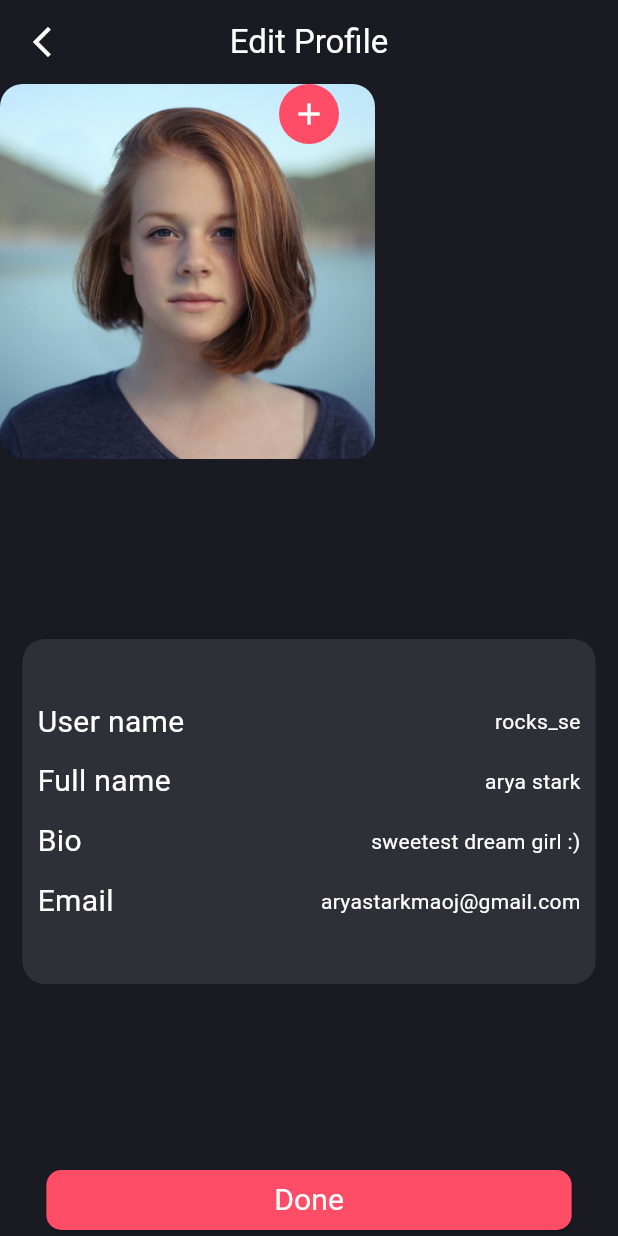
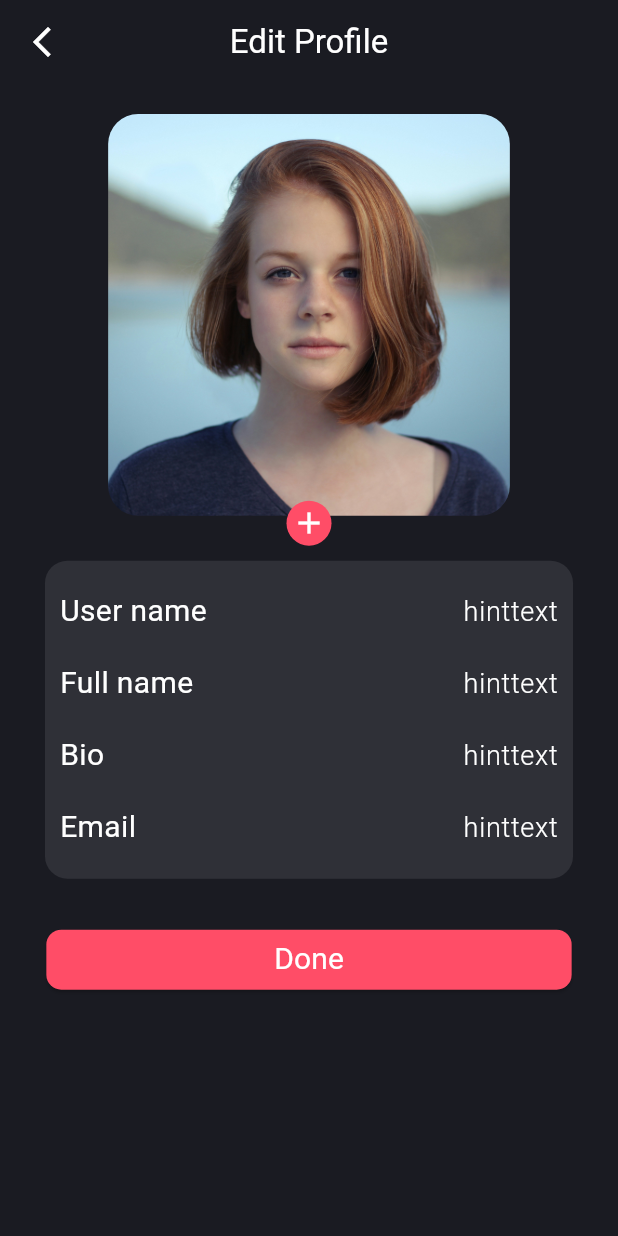
Before and after one commit to muhammed-shadil/social-media-app, a Flutter app: the EditProfileScreen screen opened directly, on a phone screen of 412 x 824 dp. Run offline on Flutter 3.47's test engine with Material 3 defaults, Android fonts, the phone set to English and light mode, and no system bars; our stand-ins replace another_flutter_splash_screen, bloc, flutter_bloc, image_picker, shared_preferences, shimmer; accounts and stored records are empty.

Commit message:
small changes in profile edit

```diff
--- a/lib/view/screens/Edit_profile_screen/edit_profile_screen.dart
+++ b/lib/view/screens/Edit_profile_screen/edit_profile_screen.dart
@@ -1,6 +1,7 @@
 import 'package:flutter/material.dart';
 import 'package:trek/utils/constants.dart';
 import 'package:trek/utils/styles.dart';
+import 'package:trek/view/screens/New_Post_screen/widgets/caption_textfield.dart';
 import 'package:trek/view/widgets/main_button.dart';
 
 class EditProfileScreen extends StatelessWidget {
@@ -8,6 +9,7 @@ class EditProfileScreen extends StatelessWidget {
 
   @override
   Widget build(BuildContext context) {
+    double screenWidth = MediaQuery.of(context).size.width;
     return Scaffold(
       appBar: AppBar(
         title: const Text("Edit Profile"),
@@ -18,98 +20,121 @@ class EditProfileScreen extends StatelessWidget {
             },
             icon: const Icon(Icons.arrow_back_ios_new)),
       ),
-      body: Container(
+      body: SingleChildScrollView(
+        child: Container(
+          padding: const EdgeInsets.all(20.0),
           child: Center(
             child: Column(
               crossAxisAlignment: CrossAxisAlignment.center,
               mainAxisAlignment: MainAxisAlignment.spaceBetween,
               children: [
                 Stack(
+                  clipBehavior: Clip.none,
+                  alignment: Alignment.center,
                   children: [
+                    // Main Profile Image Container
                     Container(
-                    width: 250,
-                    height: 250,
+                      width: screenWidth * 0.65, // Responsive width
+                      height: screenWidth * 0.65,
                       decoration: BoxDecoration(
-                        borderRadius: BorderRadius.circular(15),
+                          borderRadius: BorderRadius.circular(20),
                           image: const DecorationImage(
                               fit: BoxFit.cover,
                               image: AssetImage(
                                   "assets/christopher-campbell-rDEOVtE7vOs-unsplash.jpg"))),
                       clipBehavior: Clip.antiAlias,
                     ),
-                  const Align(
-                      alignment: Alignment.bottomCenter,
+                    // Positioned Floating Button slightly outside
+                    const Positioned(
+                      bottom: -20,
                       child: CircleAvatar(
                         backgroundColor: constants.secodarycolor,
+                        radius: 15,
                         child: Icon(
                           Icons.add,
-                          color: constants.white,
+                          color: Colors.white,
                         ),
-                      ))
+                      ),
+                    ),
                   ],
                 ),
+                const SizedBox(height: 30),
+                // Rest of the Form
                 Container(
-                margin: const EdgeInsets.symmetric(horizontal: 15),
+                  margin: const EdgeInsets.symmetric(horizontal: 10),
                   padding:
-                    const EdgeInsets.symmetric(horizontal: 10, vertical: 30),
+                      const EdgeInsets.symmetric(horizontal: 10, vertical: 10),
                   decoration: BoxDecoration(
                       color: constants.fillcolor,
                       borderRadius: BorderRadius.circular(15)),
-                height: 230,
-                child: const Column(
-                  mainAxisAlignment: MainAxisAlignment.spaceEvenly,
+                  child: Column(
+                    // mainAxisAlignment: MainAxisAlignment.spaceEvenly,
                     children: [
                       Row(
                         mainAxisAlignment: MainAxisAlignment.spaceBetween,
                         children: [
-                        Text(
+                          const Text(
                             "User name",
                             style: styles.mainbuttontext,
                           ),
-                        Text("rocks_se")
+                          CaptionTextfield(
+                              hinttext: "hinttext",
+                              keyboard: TextInputType.text,
+                              validator: (_) {})
                         ],
                       ),
                       Row(
                         mainAxisAlignment: MainAxisAlignment.spaceBetween,
                         children: [
-                        Text(
+                          const Text(
                             "Full name",
                             style: styles.mainbuttontext,
                           ),
-                        Text("arya stark")
+                          CaptionTextfield(
+                              hinttext: "hinttext",
+                              keyboard: TextInputType.text,
+                              validator: (_) {})
                         ],
                       ),
                       Row(
                         mainAxisAlignment: MainAxisAlignment.spaceBetween,
                         children: [
-                        Text(
+                          const Text(
                             "Bio",
                             style: styles.mainbuttontext,
                           ),
-                        Text("sweetest dream girl :)")
+                          CaptionTextfield(
+                              hinttext: "hinttext",
+                              keyboard: TextInputType.text,
+                              validator: (_) {})
                         ],
                       ),
                       Row(
                         mainAxisAlignment: MainAxisAlignment.spaceBetween,
                         children: [
-                        Text(
+                          const Text(
                             "Email",
                             style: styles.mainbuttontext,
                           ),
-                        Text("aryastarkmaoj@gmail.com")
+                          CaptionTextfield(
+                              hinttext: "hinttext",
+                              keyboard: TextInputType.text,
+                              validator: (_) {})
                         ],
                       )
                     ],
                   ),
                 ),
+                const SizedBox(height: 30),
                 MainButton(
                   child: const Text(
                     "Done",
                     style: styles.mainbuttontext,
                   ),
                   onpressed: () {},
-              )
+                ),
               ],
+            ),
           ),
         ),
       ),
--- a/lib/view/screens/New_Post_screen/new_post_image.dart
+++ b/lib/view/screens/New_Post_screen/new_post_image.dart
@@ -48,7 +48,26 @@ class _NewPostsState extends State<NewPosts> {
     final image = BlocProvider.of<ImagePickerBloc>(context);
     final createpost = BlocProvider.of<NewpostBloc>(context);
 
-    return Scaffold(appBar: AppBar(),
+    return DefaultTabController(
+      length: 2,
+      child: Scaffold(
+        appBar: AppBar(
+          centerTitle: true,
+          title: const TabBar(
+            indicatorColor: Colors.transparent,
+            dividerColor: Colors.transparent,
+            tabAlignment: TabAlignment.center,
+            labelStyle: TextStyle(fontSize: 18),
+         labelPadding: EdgeInsets.only(right: 10, left: 10),
+
+            // indicatorColor: Colors.transparent,
+            tabs: [
+              Tab(text: "Media"),
+              Tab(text: "Blog"),
+            ],
+            labelColor: Colors.white,
+          ),
+        ),
         floatingActionButtonLocation: FloatingActionButtonLocation.centerDocked,
         floatingActionButton: Container(
             width: 80,
@@ -193,6 +212,7 @@ class _NewPostsState extends State<NewPosts> {
             ],
           ),
         ),
+      ),
     );
   }
 }
--- a/lib/view/screens/New_Post_screen/widgets/caption_textfield.dart
+++ b/lib/view/screens/New_Post_screen/widgets/caption_textfield.dart
@@ -1,6 +1,5 @@
 import 'package:flutter/material.dart';
 import 'package:flutter/services.dart';
-import 'package:trek/utils/constants.dart';
 import 'package:trek/utils/styles.dart';
 
 class CaptionTextfield extends StatelessWidget {
@@ -14,26 +13,35 @@ class CaptionTextfield extends StatelessWidget {
   final TextInputType keyboard;
   final TextEditingController? controller;
   final String? Function(dynamic value) validator;
+
   @override
   Widget build(BuildContext context) {
-    return SizedBox(
-      width: MediaQuery.of(context).size.width * 0.88,
+    return LayoutBuilder(
+      builder: (context, constraints) {
+        return ConstrainedBox(
+          constraints: BoxConstraints(
+            minWidth: MediaQuery.of(context).size.width *
+                0.1, // Set your desired minimum width
+            maxWidth: MediaQuery.of(context).size.width *
+                0.4, // Maximum width as 90% of parent width
+          ),
+          child: IntrinsicWidth(
             child: TextFormField(
               textInputAction: TextInputAction.next,
               inputFormatters: [
-          FilteringTextInputFormatter.deny(RegExp(r'\s')),
+                FilteringTextInputFormatter.deny(
+                    RegExp(r'\s')), // No spaces allowed
               ],
               controller: controller,
               validator: validator,
               keyboardType: keyboard,
               autovalidateMode: AutovalidateMode.onUserInteraction,
+              textAlign: TextAlign.right, // Align text and hint to the right
               decoration: InputDecoration(
                 hintText: hinttext,
                 hintStyle: styles.textfieldhintstyle,
-          filled: true,
-          fillColor: constants.backgroundColor,
                 enabledBorder: const UnderlineInputBorder(
-            borderSide: BorderSide(color: Colors.white30),
+                  borderSide: BorderSide(color: Colors.transparent),
                 ),
                 focusedBorder: const UnderlineInputBorder(
                   borderSide: BorderSide(color: Colors.white),
@@ -41,6 +49,9 @@ class CaptionTextfield extends StatelessWidget {
               ),
               style: const TextStyle(color: Colors.white),
             ),
+          ),
+        );
+      },
     );
   }
 }
--- a/lib/view/screens/profile_screen/profile_screen.dart
+++ b/lib/view/screens/profile_screen/profile_screen.dart
@@ -220,7 +220,7 @@ class _ProfileScreenState extends State<ProfileScreen> {
                 body: Column(
                   children: [
                     const TabBar(
-                      dividerHeight: 0.5,
+                      dividerHeight: 0.3,
                       indicatorColor: Colors.transparent,
                       // dividerColor: Colors.transparent,
                       tabAlignment: TabAlignment.fill,
```
Lines whose indentation alone changed are shown as unchanged.
